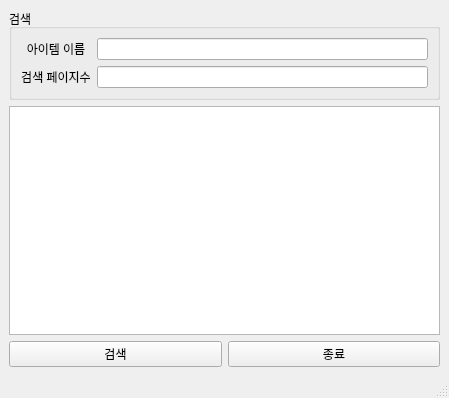
Qt form NaverShoppingCrawller/driver/main_ui.ui (TomLee9903/TomLee9903) before a commit.
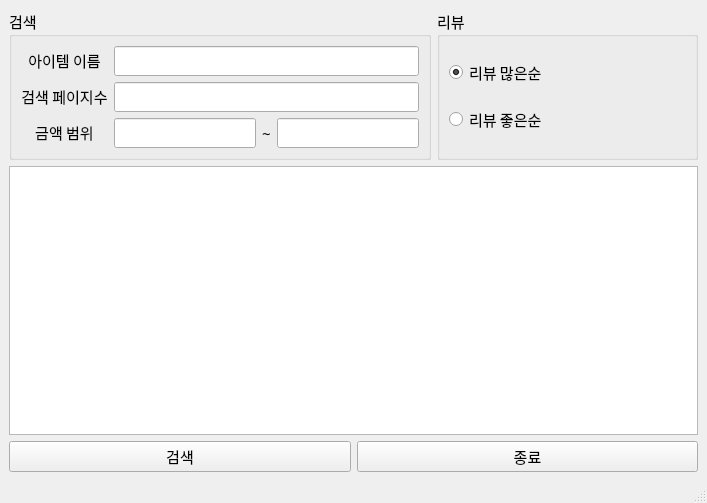
The same form after that commit.

Commit message: [NaverShoppingCrawller] Naver shopping crawller 성능 개선 및 UI 변경

The edit to the form file:
```diff
--- a/NaverShoppingCrawller/driver/main_ui.ui
+++ b/NaverShoppingCrawller/driver/main_ui.ui
@@ -6,41 +6,66 @@
    <rect>
     <x>0</x>
     <y>0</y>
-    <width>449</width>
-    <height>398</height>
+    <width>707</width>
+    <height>503</height>
    </rect>
   </property>
   <property name="windowTitle">
    <string>NaverShopper</string>
   </property>
   <widget class="QWidget" name="centralwidget">
-   <layout class="QGridLayout" name="gridLayout_3">
+   <layout class="QGridLayout" name="gridLayout_5">
     <item row="0" column="0">
-     <layout class="QGridLayout" name="gridLayout_2">
-      <item row="0" column="0" colspan="2">
+     <layout class="QGridLayout" name="gridLayout_3">
+      <item row="0" column="0">
        <widget class="QGroupBox" name="groupBox">
+        <property name="font">
+         <font>
+          <family>맑은 고딕</family>
+          <pointsize>11</pointsize>
+         </font>
+        </property>
         <property name="title">
          <string>검색</string>
         </property>
         <layout class="QGridLayout" name="gridLayout">
          <item row="0" column="0">
           <widget class="QLabel" name="label">
+           <property name="font">
+            <font>
+             <family>맑은 고딕</family>
+             <pointsize>11</pointsize>
+            </font>
+           </property>
            <property name="text">
             <string>&lt;html&gt;&lt;head/&gt;&lt;body&gt;&lt;p align=&quot;center&quot;&gt;아이템 이름&lt;/p&gt;&lt;/body&gt;&lt;/html&gt;</string>
            </property>
           </widget>
          </item>
-         <item row="0" column="1">
-          <widget class="QLineEdit" name="input_item_name"/>
+         <item row="0" column="1" colspan="3">
+          <widget class="QLineEdit" name="input_item_name">
+           <property name="font">
+            <font>
+             <family>맑은 고딕</family>
+             <pointsize>11</pointsize>
+            </font>
+           </property>
+          </widget>
          </item>
          <item row="1" column="0">
           <widget class="QLabel" name="label_2">
+           <property name="font">
+            <font>
+             <family>맑은 고딕</family>
+             <pointsize>11</pointsize>
+            </font>
+           </property>
            <property name="text">
             <string>&lt;html&gt;&lt;head/&gt;&lt;body&gt;&lt;p align=&quot;center&quot;&gt;검색 페이지수&lt;/p&gt;&lt;/body&gt;&lt;/html&gt;</string>
            </property>
           </widget>
          </item>
-         <item row="1" column="1">
+         <item row="1" column="1" colspan="3">
           <widget class="QLineEdit" name="input_page_cnt">
            <property name="sizePolicy">
             <sizepolicy hsizetype="Minimum" vsizetype="Maximum">
@@ -48,28 +73,159 @@
              <verstretch>0</verstretch>
             </sizepolicy>
            </property>
+           <property name="font">
+            <font>
+             <family>맑은 고딕</family>
+             <pointsize>11</pointsize>
+            </font>
+           </property>
           </widget>
          </item>
+         <item row="2" column="0">
+          <widget class="QLabel" name="label_3">
+           <property name="font">
+            <font>
+             <family>맑은 고딕</family>
+             <pointsize>11</pointsize>
+            </font>
+           </property>
+           <property name="text">
+            <string>&lt;html&gt;&lt;head/&gt;&lt;body&gt;&lt;p align=&quot;center&quot;&gt;&lt;span style=&quot; font-size:11pt;&quot;&gt;금액 범위&lt;/span&gt;&lt;/p&gt;&lt;/body&gt;&lt;/html&gt;</string>
+           </property>
+          </widget>
+         </item>
+         <item row="2" column="1">
+          <widget class="QLineEdit" name="start_price">
+           <property name="sizePolicy">
+            <sizepolicy hsizetype="Minimum" vsizetype="Maximum">
+             <horstretch>0</horstretch>
+             <verstretch>0</verstretch>
+            </sizepolicy>
+           </property>
+           <property name="font">
+            <font>
+             <family>맑은 고딕</family>
+             <pointsize>11</pointsize>
+            </font>
+           </property>
+          </widget>
+         </item>
+         <item row="2" column="2">
+          <widget class="QLabel" name="label_4">
+           <property name="font">
+            <font>
+             <family>맑은 고딕</family>
+             <pointsize>11</pointsize>
+            </font>
+           </property>
+           <property name="text">
+            <string>&lt;html&gt;&lt;head/&gt;&lt;body&gt;&lt;p align=&quot;center&quot;&gt;~&lt;/p&gt;&lt;/body&gt;&lt;/html&gt;</string>
+           </property>
+          </widget>
+         </item>
+         <item row="2" column="3">
+          <widget class="QLineEdit" name="end_price">
+           <property name="sizePolicy">
+            <sizepolicy hsizetype="Minimum" vsizetype="Maximum">
+             <horstretch>0</horstretch>
+             <verstretch>0</verstretch>
+            </sizepolicy>
+           </property>
+           <property name="font">
+            <font>
+             <family>맑은 고딕</family>
+             <pointsize>11</pointsize>
+            </font>
+           </property>
+          </widget>
+         </item>
         </layout>
        </widget>
       </item>
-      <item row="2" column="0">
+      <item row="0" column="1">
+       <widget class="QGroupBox" name="groupBox_2">
+        <property name="font">
+         <font>
+          <family>맑은 고딕</family>
+          <pointsize>11</pointsize>
+         </font>
+        </property>
+        <property name="title">
+         <string>리뷰</string>
+        </property>
+        <layout class="QGridLayout" name="gridLayout_2">
+         <item row="0" column="0">
+          <widget class="QRadioButton" name="amt_review">
+           <property name="font">
+            <font>
+             <family>맑은 고딕</family>
+             <pointsize>11</pointsize>
+            </font>
+           </property>
+           <property name="text">
+            <string>리뷰 많은순</string>
+           </property>
+           <property name="checked">
+            <bool>true</bool>
+           </property>
+          </widget>
+         </item>
+         <item row="1" column="0">
+          <widget class="QRadioButton" name="good_review">
+           <property name="font">
+            <font>
+             <family>맑은 고딕</family>
+             <pointsize>11</pointsize>
+            </font>
+           </property>
+           <property name="text">
+            <string>리뷰 좋은순</string>
+           </property>
+          </widget>
+         </item>
+        </layout>
+       </widget>
+      </item>
+     </layout>
+    </item>
+    <item row="1" column="0">
+     <layout class="QGridLayout" name="gridLayout_4">
+      <item row="0" column="0" colspan="2">
+       <widget class="QTextBrowser" name="textBrowser">
+        <property name="font">
+         <font>
+          <family>맑은 고딕</family>
+          <pointsize>11</pointsize>
+         </font>
+        </property>
+       </widget>
+      </item>
+      <item row="1" column="0">
        <widget class="QPushButton" name="run_btn">
+        <property name="font">
+         <font>
+          <family>맑은 고딕</family>
+          <pointsize>11</pointsize>
+         </font>
+        </property>
         <property name="text">
          <string>검색</string>
         </property>
        </widget>
       </item>
-      <item row="2" column="1">
+      <item row="1" column="1">
        <widget class="QPushButton" name="exit_btn">
+        <property name="font">
+         <font>
+          <family>맑은 고딕</family>
+          <pointsize>11</pointsize>
+         </font>
+        </property>
         <property name="text">
          <string>종료</string>
         </property>
        </widget>
       </item>
-      <item row="1" column="0" colspan="2">
-       <widget class="QTextBrowser" name="textBrowser"/>
-      </item>
      </layout>
     </item>
    </layout>
```
Left out of the diff: 2 changed lines with no effect on the pictures. The commit also changes 6 other files.
